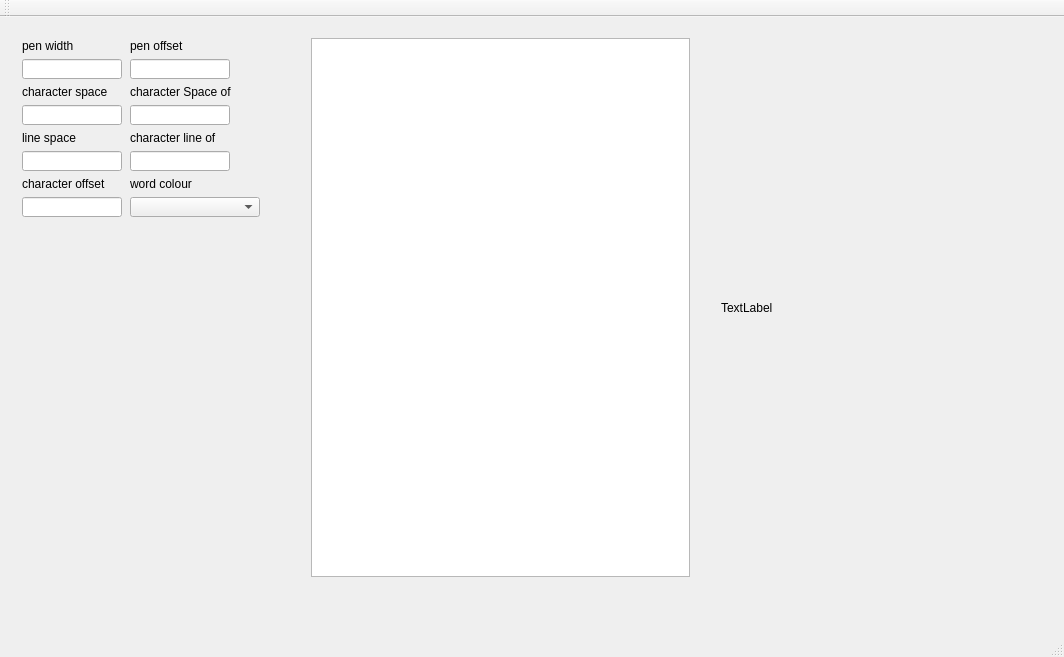
This is mainwindow.ui in HanFa/godhand as Qt 5 draws it before an edit. The edited form follows.
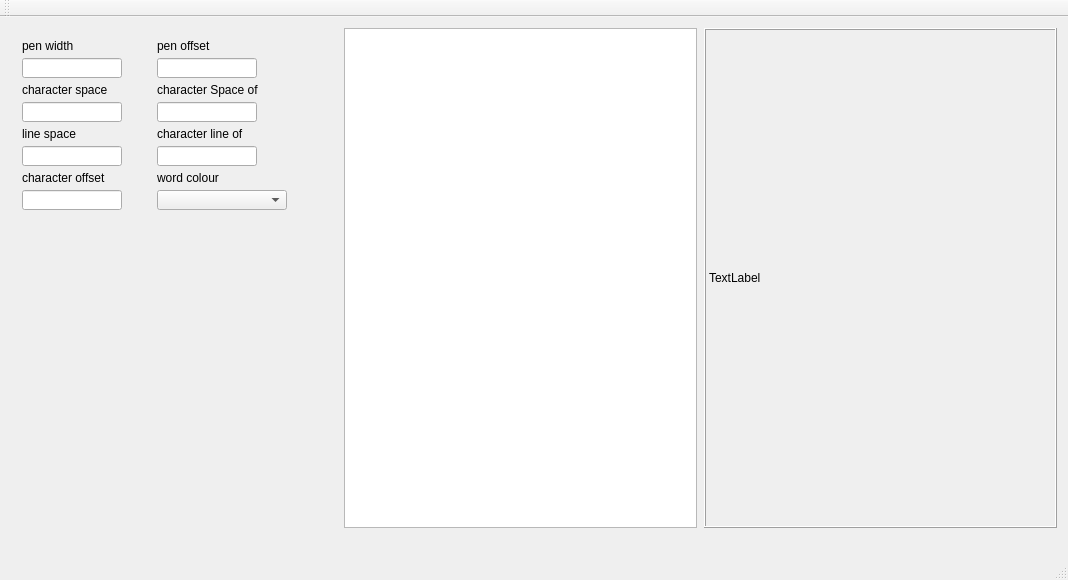
This is the edited form.

Commit message: just finish layout

Diff of the .ui file:
```diff
--- a/mainwindow.ui
+++ b/mainwindow.ui
@@ -6,10 +6,28 @@
    <rect>
     <x>0</x>
     <y>0</y>
-    <width>1064</width>
-    <height>657</height>
+    <width>1068</width>
+    <height>580</height>
    </rect>
   </property>
+  <property name="sizePolicy">
+   <sizepolicy hsizetype="Preferred" vsizetype="Preferred">
+    <horstretch>0</horstretch>
+    <verstretch>0</verstretch>
+   </sizepolicy>
+  </property>
+  <property name="minimumSize">
+   <size>
+    <width>1068</width>
+    <height>580</height>
+   </size>
+  </property>
+  <property name="maximumSize">
+   <size>
+    <width>1068</width>
+    <height>580</height>
+   </size>
+  </property>
   <property name="windowTitle">
    <string>MainWindow</string>
   </property>
@@ -19,13 +37,19 @@
      <rect>
       <x>11</x>
       <y>11</y>
-      <width>282</width>
-      <height>208</height>
+      <width>321</width>
+      <height>191</height>
      </rect>
     </property>
     <layout class="QFormLayout" name="formLayout">
+     <property name="labelAlignment">
+      <set>Qt::AlignLeading|Qt::AlignLeft|Qt::AlignVCenter</set>
+     </property>
      <property name="horizontalSpacing">
-      <number>8</number>
+      <number>35</number>
+     </property>
+     <property name="verticalSpacing">
+      <number>5</number>
      </property>
      <item row="0" column="0">
       <widget class="QLabel" name="PenWidthLab">
@@ -136,13 +160,6 @@
        </property>
       </widget>
      </item>
-     <item row="6" column="1">
-      <widget class="QLabel" name="WordColourLab">
-       <property name="text">
-        <string>word colour</string>
-       </property>
-      </widget>
-     </item>
      <item row="7" column="0">
       <widget class="QLineEdit" name="CharacterOffsetTxt">
        <property name="maximumSize">
@@ -163,49 +180,81 @@
        </property>
       </widget>
      </item>
-    </layout>
-   </widget>
-   <widget class="QWidget" name="verticalLayoutWidget_2">
-    <property name="geometry">
-     <rect>
-      <x>300</x>
-      <y>10</y>
-      <width>401</width>
-      <height>561</height>
-     </rect>
-    </property>
-    <layout class="QVBoxLayout" name="verticalLayout">
-     <item>
-      <widget class="QTextEdit" name="textEdit"/>
-     </item>
-    </layout>
-   </widget>
-   <widget class="QWidget" name="verticalLayoutWidget_3">
-    <property name="geometry">
-     <rect>
-      <x>710</x>
-      <y>10</y>
-      <width>341</width>
-      <height>561</height>
-     </rect>
-    </property>
-    <layout class="QVBoxLayout" name="verticalLayout_2">
-     <item>
-      <widget class="QLabel" name="label">
+     <item row="6" column="1">
+      <widget class="QLabel" name="WordColourLab">
        <property name="text">
-        <string>TextLabel</string>
+        <string>word colour</string>
        </property>
       </widget>
      </item>
     </layout>
    </widget>
+   <widget class="QLabel" name="OutPhotoLab">
+    <property name="geometry">
+     <rect>
+      <x>704</x>
+      <y>11</y>
+      <width>353</width>
+      <height>500</height>
+     </rect>
+    </property>
+    <property name="sizePolicy">
+     <sizepolicy hsizetype="Fixed" vsizetype="Fixed">
+      <horstretch>0</horstretch>
+      <verstretch>0</verstretch>
+     </sizepolicy>
+    </property>
+    <property name="minimumSize">
+     <size>
+      <width>353</width>
+      <height>500</height>
+     </size>
+    </property>
+    <property name="baseSize">
+     <size>
+      <width>0</width>
+      <height>0</height>
+     </size>
+    </property>
+    <property name="frameShape">
+     <enum>QFrame::Box</enum>
+    </property>
+    <property name="frameShadow">
+     <enum>QFrame::Raised</enum>
+    </property>
+    <property name="text">
+     <string>TextLabel</string>
+    </property>
+   </widget>
+   <widget class="QTextEdit" name="textEdit">
+    <property name="geometry">
+     <rect>
+      <x>344</x>
+      <y>11</y>
+      <width>353</width>
+      <height>500</height>
+     </rect>
+    </property>
+    <property name="sizePolicy">
+     <sizepolicy hsizetype="Maximum" vsizetype="Maximum">
+      <horstretch>0</horstretch>
+      <verstretch>0</verstretch>
+     </sizepolicy>
+    </property>
+    <property name="minimumSize">
+     <size>
+      <width>353</width>
+      <height>500</height>
+     </size>
+    </property>
+   </widget>
   </widget>
   <widget class="QMenuBar" name="menuBar">
    <property name="geometry">
     <rect>
      <x>0</x>
      <y>0</y>
-     <width>1064</width>
+     <width>1068</width>
      <height>26</height>
     </rect>
    </property>
```
The commit also changes 2 other files.
